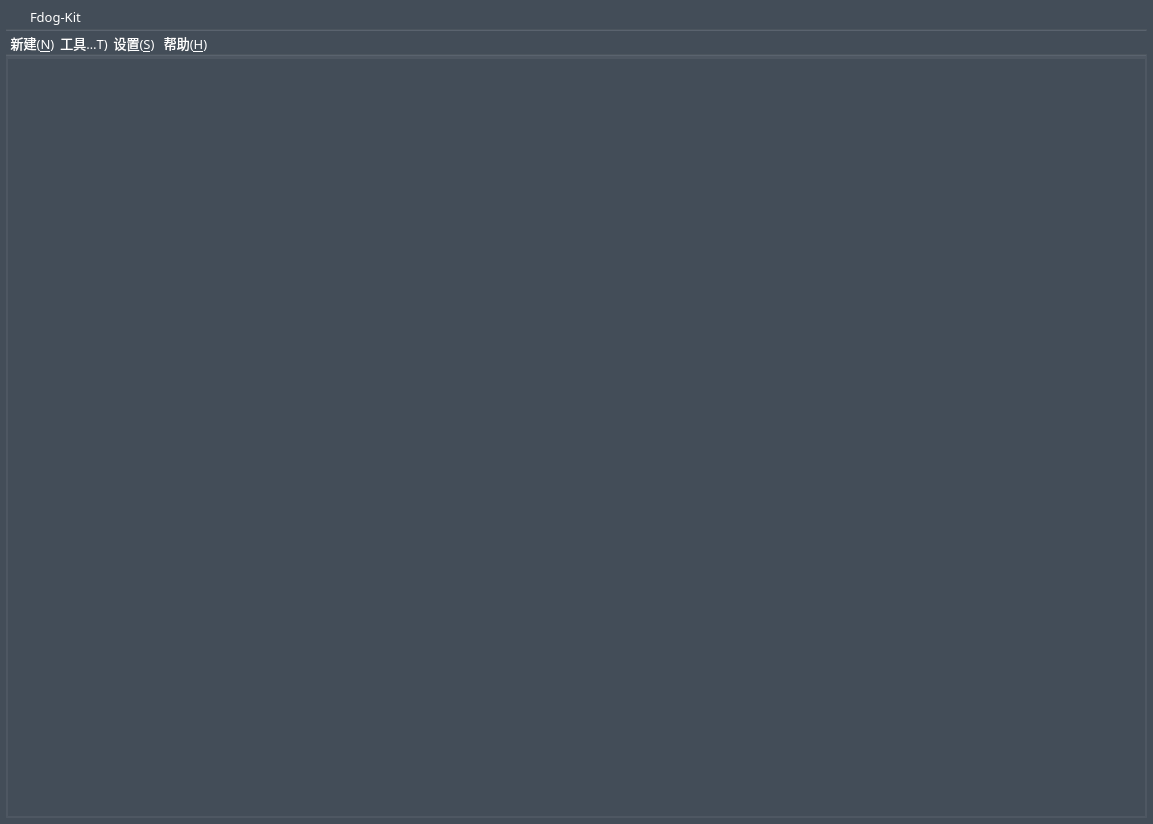
Qt form mainwindow.ui (HuaGouFdog/Fdog-Kit) before a commit.
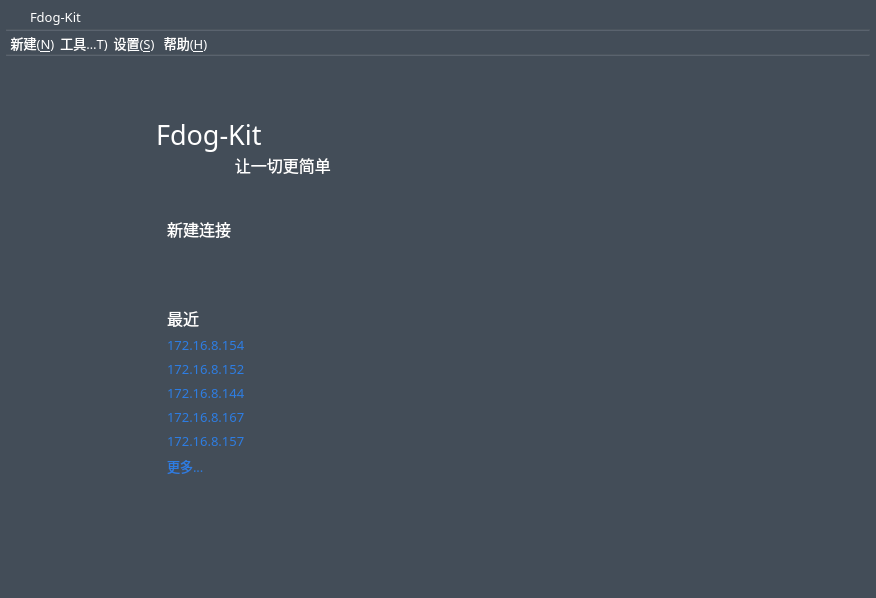
The same form after that commit. The open tabs and pages were chosen to show the change. Icons and pictures are not drawn.

Patch:
```diff
--- a/mainwindow.ui
+++ b/mainwindow.ui
@@ -6,14 +6,14 @@
    <rect>
     <x>0</x>
     <y>0</y>
-    <width>1153</width>
-    <height>824</height>
+    <width>876</width>
+    <height>598</height>
    </rect>
   </property>
   <property name="minimumSize">
    <size>
     <width>0</width>
-    <height>500</height>
+    <height>0</height>
    </size>
   </property>
   <property name="font">
@@ -350,6 +350,12 @@
            <height>2</height>
           </size>
          </property>
+         <property name="maximumSize">
+          <size>
+           <width>16777215</width>
+           <height>2</height>
+          </size>
+         </property>
          <property name="styleSheet">
           <string notr="true">background-color: rgb(108, 117, 125, 65);</string>
          </property>
@@ -660,7 +666,7 @@
          <property name="maximumSize">
           <size>
            <width>16777215</width>
-           <height>16777215</height>
+           <height>2</height>
           </size>
          </property>
          <property name="styleSheet">
@@ -713,9 +719,6 @@
 color: rgb(255, 255, 255);</string>
           </property>
           <layout class="QVBoxLayout" name="verticalLayout_4">
-           <property name="spacing">
-            <number>0</number>
-           </property>
            <property name="leftMargin">
             <number>0</number>
            </property>
@@ -730,6 +733,12 @@
            </property>
            <item>
             <widget class="QTabWidget" name="tabWidget">
+             <property name="sizePolicy">
+              <sizepolicy hsizetype="Preferred" vsizetype="Preferred">
+               <horstretch>0</horstretch>
+               <verstretch>0</verstretch>
+              </sizepolicy>
+             </property>
              <property name="font">
               <font>
                <family>OPPOSans B</family>
@@ -744,7 +753,6 @@
 }
 	
 
-
 /*设置TabWidget中tab_1的样式*/
 #tab_1.QWidget{
 	background-color: rgb(108, 117, 125, 65);
@@ -763,7 +771,7 @@
 	color:#ced4da;    /*设置tab中的文本的颜色*/
 	border-top-left-radius: 5px;    /*设置tab的边框的圆角（左上圆角）*/
 	border-top-right-radius: 5px;    /*设置tab的边框的圆角（右上圆角）*/
-
+	/*width:120px;*/
 	padding: 2px;
 	margin-right:0px;
 	margin-left: 0px;
@@ -781,7 +789,7 @@
  
 /*设置TabWidget的边框的样式*/
 QTabWidget::pane {
-    border: 2px solid rgb(108, 117, 125, 65);
+    border: 0px solid rgb(108, 117, 125, 65);
 }
  
 
@@ -832,7 +840,241 @@
             <number>0</number>
            </property>
            <item>
-            <widget class="QWidget" name="widget" native="true"/>
+            <widget class="QWidget" name="widget" native="true">
+             <property name="styleSheet">
+              <string notr="true"/>
+             </property>
+            </widget>
+           </item>
+          </layout>
+         </widget>
+         <widget class="QWidget" name="page_3">
+          <layout class="QVBoxLayout" name="verticalLayout_7">
+           <property name="leftMargin">
+            <number>0</number>
+           </property>
+           <property name="topMargin">
+            <number>0</number>
+           </property>
+           <property name="rightMargin">
+            <number>0</number>
+           </property>
+           <property name="bottomMargin">
+            <number>0</number>
+           </property>
+           <item>
+            <widget class="QWidget" name="widget_2" native="true">
+             <widget class="QWidget" name="widget_3" native="true">
+              <property name="geometry">
+               <rect>
+                <x>150</x>
+                <y>60</y>
+                <width>581</width>
+                <height>61</height>
+               </rect>
+              </property>
+              <layout class="QVBoxLayout" name="verticalLayout_8">
+               <property name="spacing">
+                <number>0</number>
+               </property>
+               <property name="leftMargin">
+                <number>0</number>
+               </property>
+               <property name="topMargin">
+                <number>0</number>
+               </property>
+               <property name="rightMargin">
+                <number>0</number>
+               </property>
+               <property name="bottomMargin">
+                <number>0</number>
+               </property>
+               <item>
+                <widget class="QLabel" name="label">
+                 <property name="font">
+                  <font>
+                   <family>OPPOSans B</family>
+                   <pointsize>20</pointsize>
+                   <stylestrategy>PreferAntialias</stylestrategy>
+                  </font>
+                 </property>
+                 <property name="text">
+                  <string>Fdog-Kit</string>
+                 </property>
+                </widget>
+               </item>
+               <item>
+                <widget class="QLabel" name="label_3">
+                 <property name="font">
+                  <font>
+                   <family>OPPOSans B</family>
+                   <pointsize>12</pointsize>
+                   <stylestrategy>PreferAntialias</stylestrategy>
+                  </font>
+                 </property>
+                 <property name="text">
+                  <string>                   让一切更简单</string>
+                 </property>
+                </widget>
+               </item>
+              </layout>
+             </widget>
+             <widget class="QWidget" name="widget_4" native="true">
+              <property name="geometry">
+               <rect>
+                <x>150</x>
+                <y>150</y>
+                <width>581</width>
+                <height>281</height>
+               </rect>
+              </property>
+              <layout class="QVBoxLayout" name="verticalLayout_9">
+               <item>
+                <widget class="QLabel" name="label_4">
+                 <property name="font">
+                  <font>
+                   <family>OPPOSans B</family>
+                   <pointsize>12</pointsize>
+                   <stylestrategy>PreferAntialias</stylestrategy>
+                  </font>
+                 </property>
+                 <property name="text">
+                  <string>新建连接</string>
+                 </property>
+                </widget>
+               </item>
+               <item>
+                <spacer name="verticalSpacer">
+                 <property name="orientation">
+                  <enum>Qt::Vertical</enum>
+                 </property>
+                 <property name="sizeHint" stdset="0">
+                  <size>
+                   <width>20</width>
+                   <height>40</height>
+                  </size>
+                 </property>
+                </spacer>
+               </item>
+               <item>
+                <widget class="QLabel" name="label_5">
+                 <property name="font">
+                  <font>
+                   <family>OPPOSans B</family>
+                   <pointsize>12</pointsize>
+                   <stylestrategy>PreferAntialias</stylestrategy>
+                  </font>
+                 </property>
+                 <property name="text">
+                  <string>最近</string>
+                 </property>
+                </widget>
+               </item>
+               <item>
+                <widget class="QLabel" name="label_2">
+                 <property name="font">
+                  <font>
+                   <family>OPPOSans B</family>
+                   <pointsize>10</pointsize>
+                   <stylestrategy>PreferAntialias</stylestrategy>
+                  </font>
+                 </property>
+                 <property name="styleSheet">
+                  <string notr="true">color: rgb(45, 125, 227)</string>
+                 </property>
+                 <property name="text">
+                  <string>172.16.8.154</string>
+                 </property>
+                </widget>
+               </item>
+               <item>
+                <widget class="QLabel" name="label_6">
+                 <property name="font">
+                  <font>
+                   <family>OPPOSans B</family>
+                   <pointsize>10</pointsize>
+                   <stylestrategy>PreferAntialias</stylestrategy>
+                  </font>
+                 </property>
+                 <property name="styleSheet">
+                  <string notr="true">color: rgb(45, 125, 227)</string>
+                 </property>
+                 <property name="text">
+                  <string>172.16.8.152</string>
+                 </property>
+                </widget>
+               </item>
+               <item>
+                <widget class="QLabel" name="label_7">
+                 <property name="font">
+                  <font>
+                   <family>OPPOSans B</family>
+                   <pointsize>10</pointsize>
+                   <stylestrategy>PreferAntialias</stylestrategy>
+                  </font>
+                 </property>
+                 <property name="styleSheet">
+                  <string notr="true">color: rgb(45, 125, 227)</string>
+                 </property>
+                 <property name="text">
+                  <string>172.16.8.144</string>
+                 </property>
+                </widget>
+               </item>
+               <item>
+                <widget class="QLabel" name="label_8">
+                 <property name="font">
+                  <font>
+                   <family>OPPOSans B</family>
+                   <pointsize>10</pointsize>
+                   <stylestrategy>PreferAntialias</stylestrategy>
+                  </font>
+                 </property>
+                 <property name="styleSheet">
+                  <string notr="true">color: rgb(45, 125, 227)</string>
+                 </property>
+                 <property name="text">
+                  <string>172.16.8.167</string>
+                 </property>
+                </widget>
+               </item>
+               <item>
+                <widget class="QLabel" name="label_9">
+                 <property name="font">
+                  <font>
+                   <family>OPPOSans B</family>
+                   <pointsize>10</pointsize>
+                   <stylestrategy>PreferAntialias</stylestrategy>
+                  </font>
+                 </property>
+                 <property name="styleSheet">
+                  <string notr="true">color: rgb(45, 125, 227)</string>
+                 </property>
+                 <property name="text">
+                  <string>172.16.8.157</string>
+                 </property>
+                </widget>
+               </item>
+               <item>
+                <widget class="QLabel" name="label_10">
+                 <property name="font">
+                  <font>
+                   <family>OPPOSans B</family>
+                   <pointsize>10</pointsize>
+                   <stylestrategy>PreferAntialias</stylestrategy>
+                  </font>
+                 </property>
+                 <property name="styleSheet">
+                  <string notr="true">color: rgb(45, 125, 227)</string>
+                 </property>
+                 <property name="text">
+                  <string>更多...</string>
+                 </property>
+                </widget>
+               </item>
+              </layout>
+             </widget>
+            </widget>
            </item>
           </layout>
          </widget>
```
